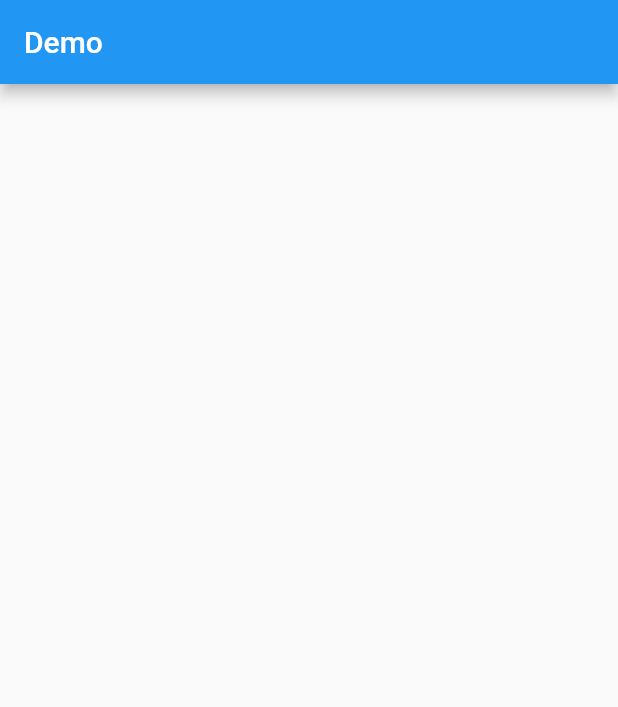
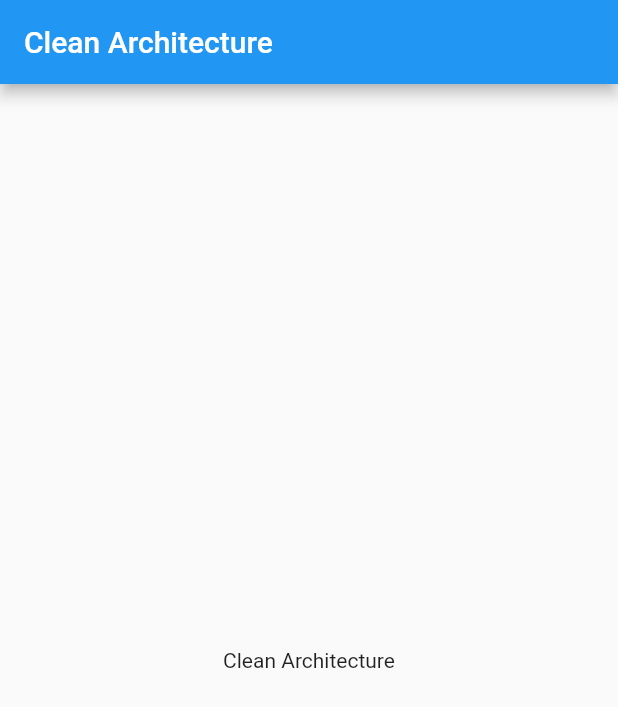
Before and after one commit to Zeyad-Amr/Clean-Architecture, a Flutter app: the screen it shows after launch, on a phone screen of 412 x 824 dp. Shown: the top 707 px of the screen. Run offline on Flutter 3.47's test engine with Material 2 defaults, Android fonts, the phone set to English and light mode, and no system bars.

```diff
--- /dev/null
+++ b/lib/core/utils/constants.dart
@@ -0,0 +1,3 @@
+class AppConstants {
+  static const String baseUrl = "https://api.openweathermap.org/data/2.5";
+}
--- a/lib/main.dart
+++ b/lib/main.dart
@@ -10,7 +10,8 @@ class MyApp extends StatelessWidget {
   @override
   Widget build(BuildContext context) {
     return MaterialApp(
-      title: 'Flutter Demo',
+      debugShowCheckedModeBanner: false,
+      title: 'Clean Architecture',
       theme: ThemeData(
         primarySwatch: Colors.blue,
       ),
@@ -32,9 +33,16 @@ class _MyHomePageState extends State<MyHomePage> {
   @override
   Widget build(BuildContext context) {
     return Scaffold(
-        appBar: AppBar(
-          title: const Text('Demo'),
+      appBar: AppBar(
+        title: const Text(
+          'Clean Architecture',
         ),
-        body: Container());
+      ),
+      body: const Center(
+        child: Text(
+          "Clean Architecture",
+        ),
+      ),
+    );
   }
 }
```
Also changed, not shown: lib/weather/domain/entities/weather.dart (added, +16 -0 lines), lib/weather/domain/repository/weather_repository.dart (added, +8 -0 lines), lib/weather/domain/usecases/get_weather_by_country_name.dart (added, +12 -0 lines), pubspec.yaml (+3 -26 lines), pubspec.lock.
